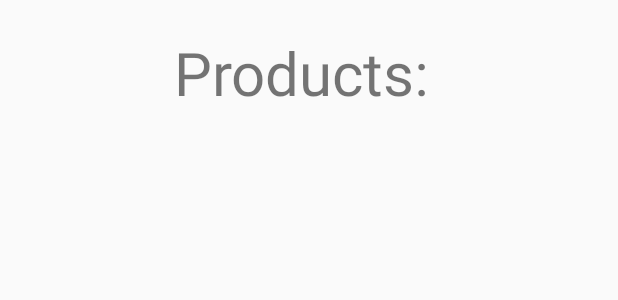
After one commit to Andrewpfb/MobileSystemLabWork, an Android app: the layout favorite_item.xml on its own in the app's theme, with its tools: preview values and no code run, on a phone screen of 412 x 824 dp. The commit adds this screen. Shown: the top 300 px of the screen. Run offline under Robolectric (Android 15) with nearby library versions, the phone set to English and light mode, and no system bars.

Commit message:
change sqlite

```diff
--- a/SQLite/app/src/main/java/com/example/frost/sqlite/Interface/IDatabaseHelper.java
+++ b/SQLite/app/src/main/java/com/example/frost/sqlite/Interface/IDatabaseHelper.java
@@ -13,6 +13,7 @@ public interface IDatabaseHelper {
     Product getProduct(int id);
     Product getProductByName(String name);
     List<Product> getAllProducts();
+    List<Product> getFavoriteProducts();
     int getProductsCount();
     int updateProduct(Product product);
     void deleteProduct(Product product);
--- /dev/null
+++ b/SQLite/app/src/main/res/layout/favorite_item.xml
@@ -0,0 +1,42 @@
+<?xml version="1.0" encoding="utf-8"?>
+<android.support.constraint.ConstraintLayout xmlns:android="http://schemas.android.com/apk/res/android"
+    xmlns:app="http://schemas.android.com/apk/res-auto"
+    xmlns:tools="http://schemas.android.com/tools"
+    android:layout_width="match_parent"
+    android:layout_height="match_parent"
+    tools:context="com.example.frost.sqlite.Activity.FavoriteItemActivity">
+
+    <TextView
+        android:id="@+id/textView3"
+        android:layout_width="342dp"
+        android:layout_height="49dp"
+        android:text="Products: "
+        android:textAlignment="center"
+        android:textSize="40sp"
+        android:layout_marginRight="8dp"
+        app:layout_constraintRight_toRightOf="parent"
+        android:layout_marginLeft="8dp"
+        app:layout_constraintLeft_toLeftOf="parent"
+        app:layout_constraintTop_toTopOf="parent"
+        android:layout_marginTop="8dp"
+        app:layout_constraintBottom_toBottomOf="parent"
+        android:layout_marginBottom="8dp"
+        app:layout_constraintVertical_bias="0.018"
+        android:layout_marginStart="8dp"
+        android:layout_marginEnd="8dp" />
+
+    <ListView
+        android:id="@+id/FI_ProductsList"
+        android:layout_width="358dp"
+        android:layout_height="382dp"
+        android:layout_marginBottom="8dp"
+        android:layout_marginLeft="8dp"
+        android:layout_marginRight="8dp"
+        android:layout_marginTop="8dp"
+        app:layout_constraintBottom_toBottomOf="parent"
+        app:layout_constraintLeft_toLeftOf="parent"
+        app:layout_constraintRight_toRightOf="parent"
+        app:layout_constraintTop_toTopOf="parent"
+        app:layout_constraintVertical_bias="0.398">
+    </ListView>
+</android.support.constraint.ConstraintLayout>
```
Also changed, not shown: SQLite/app/src/main/java/com/example/frost/sqlite/Activity/FavoriteItemActivity.java (added, +31 -0 lines), SQLite/app/src/main/java/com/example/frost/sqlite/Activity/MainActivity.java (+0 -8 lines), SQLite/app/src/main/java/com/example/frost/sqlite/HelperPackage/DatabaseHelper.java (+26 -0 lines), SQLite/app/src/main/java/com/example/frost/sqlite/ProductPackage/Product.java (+5 -5 lines).
